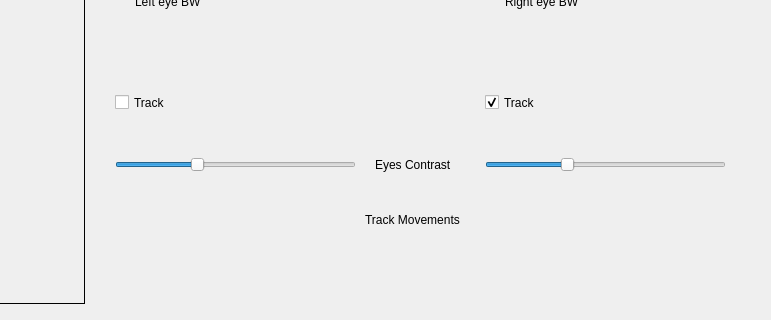
First picture: the form in venv/bin/guifiles/calibration_window.ui, repository giannicito/eyes-tracker, before the edit; both pictures show x 595 to 1366 and y 236 to 556 of the 1366 by 750 pixel window.
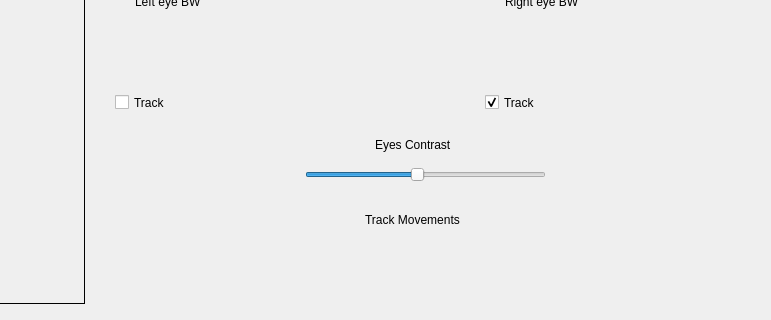
Second picture: the form after the edit.

Diff of the .ui file:
```diff
--- a/venv/bin/guifiles/calibration_window.ui
+++ b/venv/bin/guifiles/calibration_window.ui
@@ -167,17 +167,17 @@
    <widget class="QSlider" name="leftEyeThreshold">
     <property name="geometry">
      <rect>
-      <x>710</x>
-      <y>390</y>
+      <x>900</x>
+      <y>400</y>
       <width>241</width>
       <height>22</height>
      </rect>
     </property>
     <property name="maximum">
-     <number>100</number>
+     <number>150</number>
     </property>
     <property name="value">
-     <number>33</number>
+     <number>70</number>
     </property>
     <property name="orientation">
      <enum>Qt::Horizontal</enum>
@@ -187,7 +187,7 @@
     <property name="geometry">
      <rect>
       <x>970</x>
-      <y>390</y>
+      <y>370</y>
       <width>100</width>
       <height>21</height>
      </rect>
@@ -196,25 +196,6 @@
      <string>Eyes Contrast</string>
     </property>
    </widget>
-   <widget class="QSlider" name="rightEyeThreshold">
-    <property name="geometry">
-     <rect>
-      <x>1080</x>
-      <y>390</y>
-      <width>241</width>
-      <height>22</height>
-     </rect>
-    </property>
-    <property name="maximum">
-     <number>100</number>
-    </property>
-    <property name="value">
-     <number>33</number>
-    </property>
-    <property name="orientation">
-     <enum>Qt::Horizontal</enum>
-    </property>
-   </widget>
   </widget>
   <widget class="QMenuBar" name="menubar">
    <property name="geometry">
```
Left out of the diff: 2 changed lines with no effect on the pictures.
